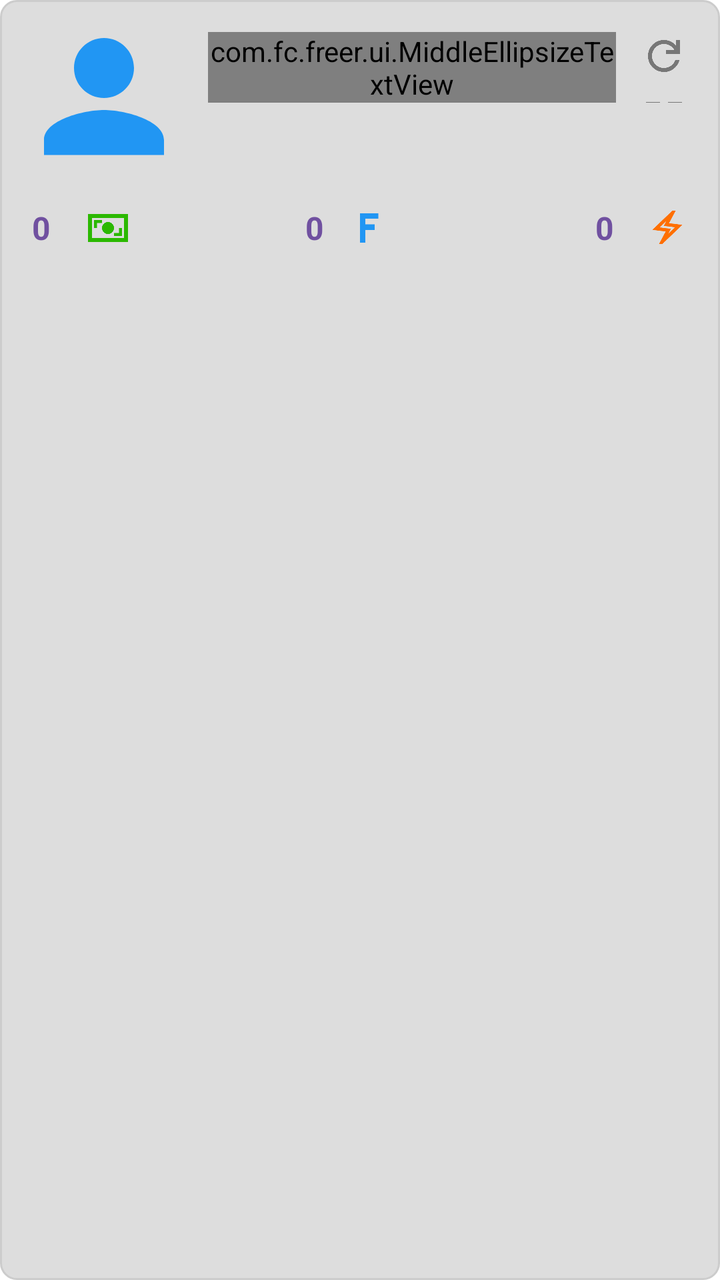
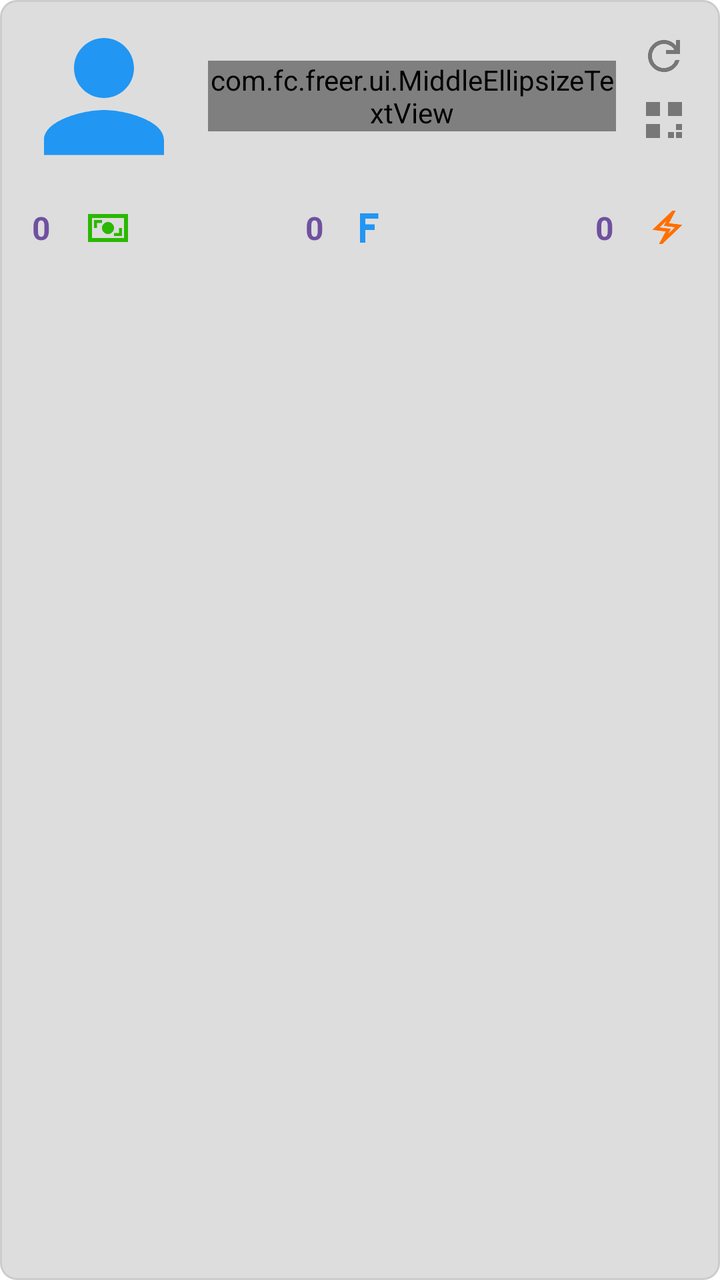

Screens rendered from an Android XML layout before and after an edit, with the pre-edit source and the edit as a unified diff.
<!-- AndroidManifest.xml: application theme Theme.Freer -->
<!-- res/layout/layout_fid_card.xml -->
<?xml version="1.0" encoding="utf-8"?>
<LinearLayout xmlns:android="http://schemas.android.com/apk/res/android"
    xmlns:app="http://schemas.android.com/apk/res-auto"
    android:id="@+id/fidCard"
    android:layout_width="match_parent"
    android:layout_height="wrap_content"
    android:layout_margin="8dp"
    android:background="@drawable/rounded_textbox_background"
    android:orientation="vertical"
    android:padding="16dp">

    
    <LinearLayout
        android:layout_width="match_parent"
        android:layout_height="wrap_content"
        android:orientation="horizontal"
        android:layout_marginBottom="14dp">

        
        <ImageView
            android:id="@+id/fidAvatar"
            android:layout_width="72dp"
            android:layout_height="72dp"
            android:layout_marginEnd="16dp"
            android:src="@drawable/ic_person"
            android:gravity="center_vertical"
            android:contentDescription="@string/person_avatar" />
        <LinearLayout
            android:layout_width="match_parent"
            android:layout_height="wrap_content"
            android:orientation="vertical"
            >

            
            <LinearLayout
                android:layout_width="match_parent"
                android:layout_height="wrap_content"
                android:layout_weight="1"
                android:orientation="horizontal"
                android:gravity="center_vertical">

                
                <LinearLayout
                    android:layout_width="0dp"
                    android:layout_height="wrap_content"
                    android:layout_weight="1"
                    android:orientation="vertical"
                    android:gravity="center_vertical">

                    
                    <com.fc.freer.ui.MiddleEllipsizeTextView
                        android:id="@+id/fidName"
                        android:layout_width="wrap_content"
                        android:layout_height="wrap_content"
                        android:text="@string/loading"
                        android:textSize="20sp"
                        android:textStyle="bold"
                        android:maxLines="2"
                        android:textColor="@color/accent"

                         />
                    
                    <TextView
                        android:id="@+id/fidLabel"
                        android:layout_width="wrap_content"
                        android:layout_height="wrap_content"
                        android:layout_marginTop="2dp"
                        android:textSize="14sp"
                        android:textStyle="bold"
                        android:textColor="@color/hint"
                        android:background="?attr/selectableItemBackground"
                        android:padding="4dp"
                        android:gravity="center_vertical"
                        android:clickable="true"
                        android:focusable="true"
                        android:visibility="gone"
                        android:minWidth="20dp"
                        android:minHeight="20dp"
                        android:maxLines="1"
                        android:ellipsize="end" />

                    
                    <ImageView
                        android:id="@+id/fidEditIcon"
                        android:layout_width="28dp"
                        android:layout_height="28dp"
                        android:layout_marginTop="2dp"
                        android:src="@drawable/ic_label"
                        android:background="?attr/selectableItemBackgroundBorderless"
                        android:padding="2dp"
                        android:gravity="center_vertical"
                        android:clickable="true"
                        android:focusable="true"
                        android:contentDescription="@string/enter_label"
                        android:visibility="gone" />
                </LinearLayout>

                <LinearLayout
                    android:layout_width="wrap_content"
                    android:layout_height="match_parent"
                    android:orientation="vertical"
                    android:gravity="top"
                    >
                    <ImageView
                        android:id="@+id/fidRefreshIcon"
                        android:layout_width="24dp"
                        android:layout_height="24dp"
                        android:layout_marginStart="12dp"
                        android:layout_marginBottom="8dp"
                        android:src="@drawable/ic_refresh"
                        app:tint="@color/hint"
                        android:background="?attr/selectableItemBackgroundBorderless"
                        android:clickable="true"
                        android:focusable="true"
                        android:contentDescription="@string/refresh" />
                    <ImageView
                        android:id="@+id/fidQrIcon"
                        android:layout_width="24dp"
                        android:layout_height="24dp"
                        android:layout_marginStart="12dp"
                        android:layout_marginBottom="8dp"
                        android:src="@drawable/ic_make_qr"
                        app:tint="@color/hint"
                        android:clickable="true"
                        android:focusable="true"
                        android:contentDescription="@string/show_qr_code" />
                    
                    <ImageView
                        android:id="@+id/multisigIcon"
                        android:layout_width="34dp"
                        android:layout_height="34dp"
                        android:layout_marginStart="8dp"
                        android:layout_marginBottom="8dp"
                        android:src="@drawable/ic_no_prikey"
                        android:visibility="gone"
                        android:scaleType="centerInside" />

                </LinearLayout>

            </LinearLayout>

            
            <LinearLayout
                android:id="@+id/cid_metrics_layout"
                android:layout_width="wrap_content"
                android:layout_height="wrap_content"
                android:orientation="horizontal"
                android:layout_gravity="end"
                android:layout_marginTop="4dp"
                android:visibility="gone"
                >

                <ImageView
                    android:id="@+id/icon_weight"
                    android:layout_width="16dp"
                    android:layout_height="16dp"
                    android:src="@drawable/ic_weight"
                    android:layout_gravity="center_vertical"
                    android:layout_marginEnd="2dp"/>

                <TextView
                    android:id="@+id/text_weight"
                    android:layout_width="wrap_content"
                    android:layout_height="wrap_content"
                    android:textSize="12sp"
                    android:layout_gravity="center_vertical"
                    android:layout_marginEnd="8dp"/>

                <ImageView
                    android:id="@+id/icon_reputation"
                    android:layout_width="16dp"
                    android:layout_height="16dp"
                    android:src="@drawable/ic_good"
                    android:layout_gravity="center_vertical"
                    android:layout_marginEnd="2dp"/>

                <TextView
                    android:id="@+id/text_reputation"
                    android:layout_width="wrap_content"
                    android:layout_height="wrap_content"
                    android:textSize="12sp"
                    android:layout_gravity="center_vertical"
                    android:layout_marginEnd="8dp"/>

                <ImageView
                    android:id="@+id/icon_hot"
                    android:layout_width="16dp"
                    android:layout_height="16dp"
                    android:src="@drawable/ic_hot"
                    android:layout_gravity="center_vertical"
                    android:layout_marginEnd="2dp"/>

                <TextView
                    android:id="@+id/text_hot"
                    android:layout_width="wrap_content"
                    android:layout_height="wrap_content"
                    android:textSize="12sp"
                    android:layout_gravity="center_vertical"/>

            </LinearLayout>
        </LinearLayout>

    </LinearLayout>

    
    <LinearLayout
        android:layout_width="match_parent"
        android:layout_height="wrap_content"
        android:orientation="horizontal"
        android:gravity="center_vertical">

        
        <LinearLayout
            android:layout_width="0dp"
            android:layout_height="wrap_content"
            android:layout_weight="1.8"
            android:orientation="horizontal"
            android:gravity="center_vertical|start">

            <TextView
                android:id="@+id/fidCash"
                android:layout_width="wrap_content"
                android:layout_height="wrap_content"
                android:text="0"
                android:textSize="16sp"
                android:textStyle="bold"
                android:textColor="@color/field_name"
                android:layout_marginEnd="6dp"
                android:minWidth="20dp"
                android:minHeight="20dp" />

            <ImageView
                android:id="@+id/fidCashIcon"
                android:layout_width="wrap_content"
                android:layout_height="24dp"
                android:layout_gravity="center_vertical"
                android:src="@drawable/ic_cash" />
        </LinearLayout>

        
        <LinearLayout
            android:layout_width="0dp"
            android:layout_height="wrap_content"
            android:layout_weight="2.8"
            android:orientation="horizontal"
            android:gravity="center_vertical|center_horizontal">

            <TextView
                android:id="@+id/fidBalance"
                android:layout_width="wrap_content"
                android:layout_height="wrap_content"
                android:text="0"
                android:textSize="16sp"
                android:textStyle="bold"
                android:textColor="@color/field_name"
                android:minWidth="20dp"
                android:minHeight="20dp" />
            <ImageView
                android:id="@+id/fidBalanceIcon"
                android:layout_width="22dp"
                android:layout_height="22dp"
                android:src="@drawable/ic_f"
                android:layout_gravity="center_vertical"
                android:layout_marginEnd="2dp"/>

        </LinearLayout>

        
        <LinearLayout
            android:layout_width="0dp"
            android:layout_height="wrap_content"
            android:layout_weight="2"
            android:orientation="horizontal"
            android:gravity="center_vertical|end">

            <TextView
                android:id="@+id/fidCd"
                android:layout_width="wrap_content"
                android:layout_height="wrap_content"
                android:text="0"
                android:textStyle="bold"
                android:textSize="16sp"
                android:textColor="@color/field_name"
                android:minWidth="20dp"
                android:minHeight="20dp" />
            <ImageView
                android:id="@+id/fidCdIcon"
                android:layout_width="20dp"
                android:layout_height="20dp"
                android:layout_marginStart="6dp"
                android:src="@drawable/ic_power"
                android:layout_gravity="center_vertical"
                />
        </LinearLayout>

    </LinearLayout>

    
    <include layout="@layout/view_nobody_banner" />

</LinearLayout>
<!-- res/layout/view_nobody_banner.xml (included above) -->
<?xml version="1.0" encoding="utf-8"?>
<TextView xmlns:android="http://schemas.android.com/apk/res/android"
    android:id="@+id/nobodyBanner"
    android:layout_width="match_parent"
    android:layout_height="wrap_content"
    android:layout_marginTop="10dp"
    android:background="@drawable/nobody_banner_background"
    android:drawableStart="@drawable/ic_skull"
    android:drawablePadding="8dp"
    android:drawableTint="@color/nobody_banner_text"
    android:gravity="center_vertical"
    android:paddingStart="10dp"
    android:paddingTop="8dp"
    android:paddingEnd="10dp"
    android:paddingBottom="8dp"
    android:textColor="@color/nobody_banner_text"
    android:textSize="13sp"
    android:visibility="gone" />
<!-- resources referenced by this layout -->
<resources>
  <color name="accent">#2196F3</color>
  <color name="field_name">#7050A0</color>
  <color name="hint">#777777</color>
  <color name="nobody_banner_text">#BF360C</color>
  <!-- drawable ic_cash (drawable) -->
  <vector xmlns:android="http://schemas.android.com/apk/res/android"
      android:width="24dp"
      android:height="24dp"
      android:viewportWidth="960"
      android:viewportHeight="960">
    <path
        android:pathData="M600,640h160v-160h-60v100L600,580v60ZM480,600q50,0 85,-35t35,-85q0,-50 -35,-85t-85,-35q-50,0 -85,35t-35,85q0,50 35,85t85,35ZM200,480h60v-100h100v-60L200,320v160ZM80,760v-560h800v560L80,760ZM160,680h640v-400L160,280v400ZM160,680v-400,400Z"
        android:fillColor="#2BB800"/>
  </vector>
  <!-- drawable ic_f (drawable) -->
  <vector xmlns:android="http://schemas.android.com/apk/res/android"
      android:width="24dp"
      android:height="24dp"
      android:viewportWidth="24"
      android:viewportHeight="24">
      <path
          android:fillColor="@color/accent"
          android:pathData="M8,4 L18,4 L18,7 L11,7 L11,10 L16,10 L16,13 L11,13 L11,20 L8,20 Z"/>
  </vector>
  <!-- drawable ic_person (drawable) -->
  <?xml version="1.0" encoding="utf-8"?>
  <vector xmlns:android="http://schemas.android.com/apk/res/android"
      android:width="24dp"
      android:height="24dp"
      android:viewportWidth="24"
      android:viewportHeight="24"
      android:tint="#2196F3">
      <path
          android:fillColor="@android:color/white"
          android:pathData="M12,11c2.76,0 5,-2.24 5,-5s-2.24,-5 -5,-5 -5,2.24 -5,5 2.24,5 5,5zM12,13c-3.33,0 -10,1.67 -10,5v2.5h20v-2.5c0,-3.33 -6.67,-5 -10,-5z"/>
  </vector>
  <!-- drawable ic_power (drawable) -->
  <vector xmlns:android="http://schemas.android.com/apk/res/android"
      android:width="24dp"
      android:height="24dp"
      android:viewportWidth="960"
      android:viewportHeight="960">
    <path
        android:pathData="m280,880 l160,-300 -320,-40 480,-460h80L520,380l320,40L360,880h-80ZM502,633 L663,479 394,445 457,328 297,482 565,515 502,633ZM480,480Z"
        android:fillColor="#FF6F00"/>
  </vector>
  <!-- drawable ic_refresh (drawable) -->
  <vector xmlns:android="http://schemas.android.com/apk/res/android"
      android:width="24dp"
      android:height="24dp"
      android:viewportWidth="960"
      android:viewportHeight="960">
    <path
        android:pathData="M480,800q-134,0 -227,-93t-93,-227q0,-134 93,-227t227,-93q69,0 132,28.5T720,270v-110h80v280L520,440v-80h168q-32,-56 -87.5,-88T480,240q-100,0 -170,70t-70,170q0,100 70,170t170,70q77,0 139,-44t87,-116h84q-28,106 -114,173t-196,67Z"
        android:fillColor="#000000"/>
  </vector>
  <!-- drawable nobody_banner_background (drawable) -->
  <?xml version="1.0" encoding="utf-8"?>
  <shape xmlns:android="http://schemas.android.com/apk/res/android"
      android:shape="rectangle">
      <solid android:color="@color/nobody_banner_background" />
      <stroke
          android:width="1dp"
          android:color="@color/nobody_mark" />
      <corners android:radius="8dp" />
  </shape>
  <!-- drawable rounded_textbox_background (drawable) -->
  <?xml version="1.0" encoding="utf-8"?>
  <shape xmlns:android="http://schemas.android.com/apk/res/android"
      android:shape="rectangle">
      <solid android:color="@color/stroke" />
      <corners android:radius="8dp" />
      <stroke
          android:width="1dp"
          android:color="#CCCCCC" />
  </shape>
  <string name="enter_label">Enter label</string>
  <string name="loading">Loading...</string>
  <string name="person_avatar">Avatar</string>
  <string name="refresh">Refresh</string>
  <string name="show_qr_code">Show QR Code</string>
  <style name="Theme.Freer" parent="Base.Theme.Freer" />
  <color name="text">#000000</color>
  <color name="disabled">#AAAAAA</color>
  <color name="error">#FF0000</color>
  <color name="nobody_banner_background">#FFF3E0</color>
  <color name="nobody_mark">#E65100</color>
  <color name="stroke">#DDDDDD</color>
  <!-- unchanged entries left out for length: 8 -->
</resources>

<!-- the commit's change to res/layout/layout_fid_card.xml (unified diff, before → after) -->
@@ -97,7 +97,7 @@
 
                 <LinearLayout
                     android:layout_width="wrap_content"
-                    android:layout_height="match_parent"
+                    android:layout_height="wrap_content"
                     android:orientation="vertical"
                     android:gravity="top"
                     >
